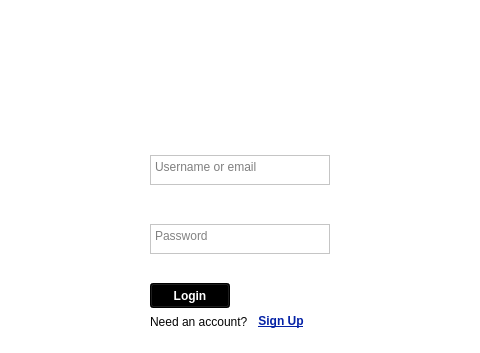
First picture: the form in login.ui, repository adeelumar-17/Chat_App, before the edit; both pictures show x 120 to 600 and y 0 to 353 of the 800 by 600 pixel window.
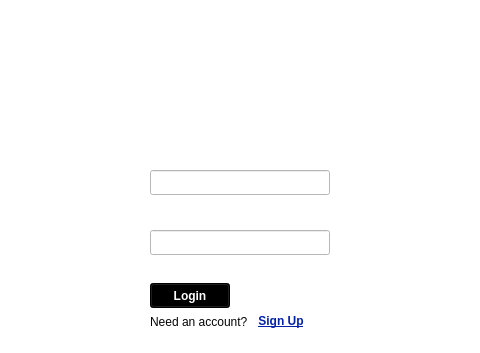
Second picture: the form after the edit.

```diff
--- a/login.ui
+++ b/login.ui
@@ -20,44 +20,6 @@
    <string notr="true">background-color: rgb(255, 255, 255);</string>
   </property>
   <widget class="QWidget" name="centralwidget">
-   <widget class="QTextEdit" name="idBox">
-    <property name="geometry">
-     <rect>
-      <x>270</x>
-      <y>155</y>
-      <width>180</width>
-      <height>30</height>
-     </rect>
-    </property>
-    <property name="maximumSize">
-     <size>
-      <width>181</width>
-      <height>31</height>
-     </size>
-    </property>
-    <property name="styleSheet">
-     <string notr="true">color: rgb(0, 0, 0);</string>
-    </property>
-    <property name="placeholderText">
-     <string>Username or email</string>
-    </property>
-   </widget>
-   <widget class="QTextEdit" name="passwordBox">
-    <property name="geometry">
-     <rect>
-      <x>270</x>
-      <y>224</y>
-      <width>180</width>
-      <height>30</height>
-     </rect>
-    </property>
-    <property name="styleSheet">
-     <string notr="true">color: rgb(6, 6, 6);</string>
-    </property>
-    <property name="placeholderText">
-     <string>Password</string>
-    </property>
-   </widget>
    <widget class="QPushButton" name="loginButton">
     <property name="geometry">
      <rect>
@@ -80,7 +42,7 @@
     <property name="geometry">
      <rect>
       <x>273</x>
-      <y>131</y>
+      <y>146</y>
       <width>140</width>
       <height>20</height>
      </rect>
@@ -97,7 +59,7 @@
     <property name="geometry">
      <rect>
       <x>273</x>
-      <y>201</y>
+      <y>206</y>
       <width>140</width>
       <height>20</height>
      </rect>
@@ -147,6 +109,35 @@
      <bool>true</bool>
     </property>
    </widget>
+   <widget class="QLineEdit" name="idBox">
+    <property name="geometry">
+     <rect>
+      <x>270</x>
+      <y>170</y>
+      <width>180</width>
+      <height>25</height>
+     </rect>
+    </property>
+    <property name="styleSheet">
+     <string notr="true">color: rgb(0, 0, 0);</string>
+    </property>
+   </widget>
+   <widget class="QLineEdit" name="passwordBox">
+    <property name="geometry">
+     <rect>
+      <x>270</x>
+      <y>230</y>
+      <width>180</width>
+      <height>25</height>
+     </rect>
+    </property>
+    <property name="styleSheet">
+     <string notr="true">color: rgb(0, 0, 0);</string>
+    </property>
+    <property name="echoMode">
+     <enum>QLineEdit::EchoMode::Password</enum>
+    </property>
+   </widget>
   </widget>
   <widget class="QMenuBar" name="menubar">
    <property name="geometry">
```
Left out of the diff: 2 changed lines with no effect on the pictures.
